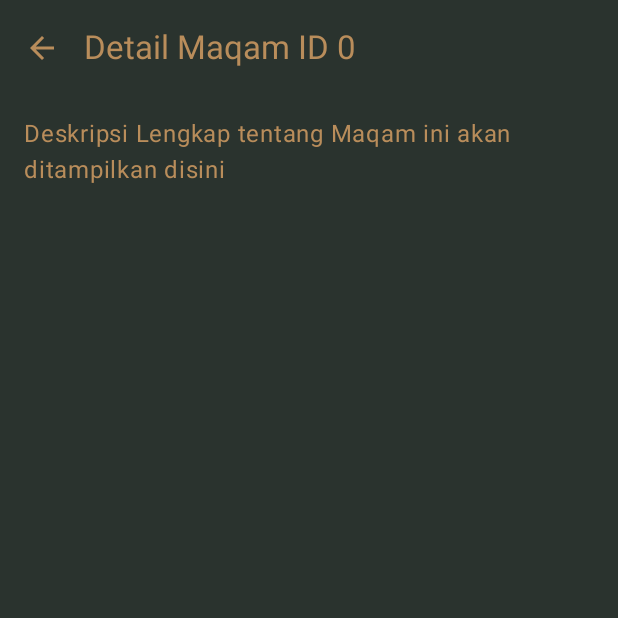
After one commit to almagribii/MaqraDars, an Android app built with Jetpack Compose: the composable MaqamDetailScreen called with empty values, on a phone screen of 412 x 824 dp, the top half of it. The commit adds this screen. Run offline under Robolectric (Android 15) with nearby library versions, the phone set to English and light mode, and no system bars.

Commit message:
maqamDetailScreen

```diff
--- a/app/build.gradle.kts
+++ b/app/build.gradle.kts
@@ -76,4 +76,6 @@ dependencies {
     androidTestImplementation("androidx.compose.ui:ui-test-junit4")
     debugImplementation("androidx.compose.ui:ui-tooling")
     debugImplementation("androidx.compose.ui:ui-test-manifest")
+
+    implementation("androidx.navigation:navigation-compose:2.7.7")
 }
--- a/app/src/main/java/com/maqradars/MainActivity.kt
+++ b/app/src/main/java/com/maqradars/MainActivity.kt
@@ -5,6 +5,7 @@ package com.maqradars
 import android.os.Bundle
 import androidx.activity.ComponentActivity
 import androidx.activity.compose.setContent
+import androidx.activity.enableEdgeToEdge
 import androidx.activity.viewModels
 import androidx.compose.foundation.layout.*
 import androidx.compose.foundation.lazy.LazyColumn
@@ -36,6 +37,7 @@ class MainActivity : ComponentActivity() {
 
     override fun onCreate(savedInstanceState: Bundle?) {
         super.onCreate(savedInstanceState)
+        enableEdgeToEdge()
 
         // Menambahkan data awal ke database saat aplikasi pertama kali dibuat
         // Ini hanya untuk contoh. Anda bisa menghapus ini setelah database terisi.
@@ -54,19 +56,32 @@ class MainActivity : ComponentActivity() {
     }
 
     private fun addInitialData() {
-        // Meluncurkan coroutine untuk melakukan operasi database di background thread
         lifecycleScope.launch(Dispatchers.IO) {
             val maqamDao = database.maqamDao()
-            // Hanya tambahkan data jika tabel Maqam kosong
             if (maqamDao.getAllMaqamat().first().isEmpty()) {
                 maqamDao.insertMaqam(
-                    Maqam(name = "Bayati", description = "Maqam dasar yang tenang", audioPathPureMaqam = "bayati.mp3", isFavorite = false)
+                    Maqam(
+                        name = "Bayati",
+                        description = "Maqam dasar yang tenang",
+                        audioPathPureMaqam = "bayati.mp3",
+                        isFavorite = false
+                    )
                 )
                 maqamDao.insertMaqam(
-                    Maqam(name = "Hijaz", description = "Maqam yang sedih dan penuh perasaan", audioPathPureMaqam = "hijaz.mp3", isFavorite = false)
+                    Maqam(
+                        name = "Hijaz",
+                        description = "Maqam yang sedih dan penuh perasaan",
+                        audioPathPureMaqam = "hijaz.mp3",
+                        isFavorite = false
+                    )
                 )
                 maqamDao.insertMaqam(
-                    Maqam(name = "Nahawand", description = "Maqam yang penuh melodi dan ekspresif", audioPathPureMaqam = "nahawand.mp3", isFavorite = false)
+                    Maqam(
+                        name = "Nahawand",
+                        description = "Maqam yang penuh melodi dan ekspresif",
+                        audioPathPureMaqam = "nahawand.mp3",
+                        isFavorite = false
+                    )
                 )
             }
         }
@@ -76,7 +91,6 @@ class MainActivity : ComponentActivity() {
 @OptIn(ExperimentalMaterial3Api::class)
 @Composable
 fun MaqamListScreen(viewModel: MaqamViewModel) {
-    // Mengambil data Maqam dari ViewModel sebagai State
     val maqamat by viewModel.allMaqamat.collectAsState(initial = emptyList())
 
     Scaffold(
@@ -108,7 +122,6 @@ fun MaqamListScreen(viewModel: MaqamViewModel) {
         }
     }
 }
-
 @Composable
 fun MaqamItem(maqam: Maqam) {
     Card(
@@ -136,15 +149,26 @@ fun MaqamItem(maqam: Maqam) {
 fun MaqamListPreview() {
     MaqraDarsTheme {
         val dummyMaqamat = listOf(
-            Maqam(name = "Bayati", description = "Maqam dasar yang tenang", audioPathPureMaqam = "", isFavorite = false),
-            Maqam(name = "Hijaz", description = "Maqam yang sedih dan penuh perasaan", audioPathPureMaqam = "", isFavorite = false),
+            Maqam(
+                name = "Bayati",
+                description = "Maqam dasar yang tenang",
+                audioPathPureMaqam = "",
+                isFavorite = false
+            ),
+            Maqam(
+                name = "Hijaz",
+                description = "Maqam yang sedih dan penuh perasaan",
+                audioPathPureMaqam = "",
+                isFavorite = false
+            ),
         )
-        // Preview dengan data dummy
         Scaffold(
             topBar = { TopAppBar(title = { Text("Daftar Maqamat") }) }
         ) { paddingValues ->
             LazyColumn(
-                modifier = Modifier.padding(paddingValues).fillMaxSize(),
+                modifier = Modifier
+                    .padding(paddingValues)
+                    .fillMaxSize(),
                 contentPadding = PaddingValues(16.dp),
                 verticalArrangement = Arrangement.spacedBy(8.dp)
             ) {
--- /dev/null
+++ b/app/src/main/java/com/maqradars/ui/screen/MaqamDetailScreen.kt
@@ -0,0 +1,55 @@
+package com.maqradars.ui.screen
+
+import androidx.compose.foundation.layout.Column
+import androidx.compose.foundation.layout.fillMaxSize
+import androidx.compose.foundation.layout.padding
+import androidx.compose.material.icons.Icons
+import androidx.compose.material.icons.filled.ArrowBack
+import androidx.compose.material3.ExperimentalMaterial3Api
+import androidx.compose.material3.Icon
+import androidx.compose.material3.IconButton
+import androidx.compose.material3.MaterialTheme
+import androidx.compose.material3.Scaffold
+import androidx.compose.material3.Text
+import androidx.compose.material3.TopAppBar
+import androidx.compose.runtime.Composable
+import androidx.compose.ui.Modifier
+import androidx.compose.ui.unit.dp
+
+@OptIn(ExperimentalMaterial3Api::class)
+@Composable
+fun MaqamDetailScreen(
+    maqamId : Long,
+    onBackClick: () -> Unit
+){
+    val maqamName = "Detail Maqam ID $maqamId"
+    val maqamDescription = "Deskripsi Lengkap tentang Maqam ini akan ditampilkan disini"
+
+    Scaffold (
+        topBar = {
+            TopAppBar(
+                title = { Text(text = maqamName) },
+                navigationIcon = {
+                    IconButton(onClick = onBackClick) {
+                        Icon(
+                            imageVector = Icons.Default.ArrowBack,
+                            contentDescription = "Back"
+                        )
+                    }
+                }
+            )
+        }
+    ){ paddingValues ->
+        Column(
+            modifier = Modifier
+                .fillMaxSize()
+                .padding(paddingValues)
+                .padding(16.dp)
+        ) {
+            Text(
+                text = maqamDescription,
+                style = MaterialTheme.typography.bodyLarge
+            )
+        }
+    }
+}
```
